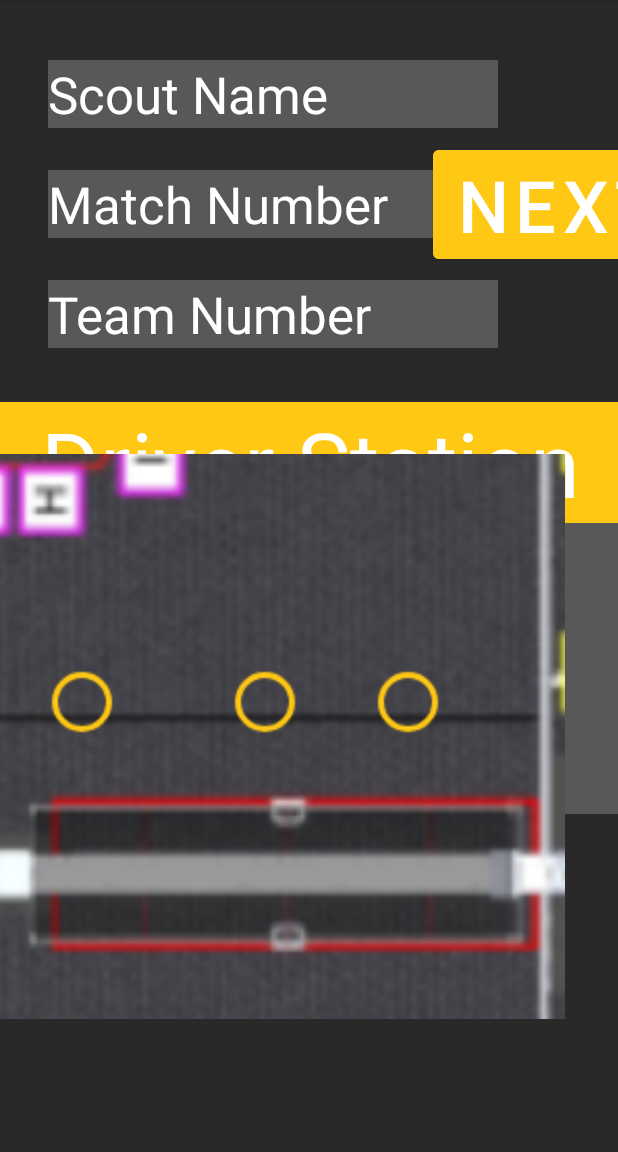
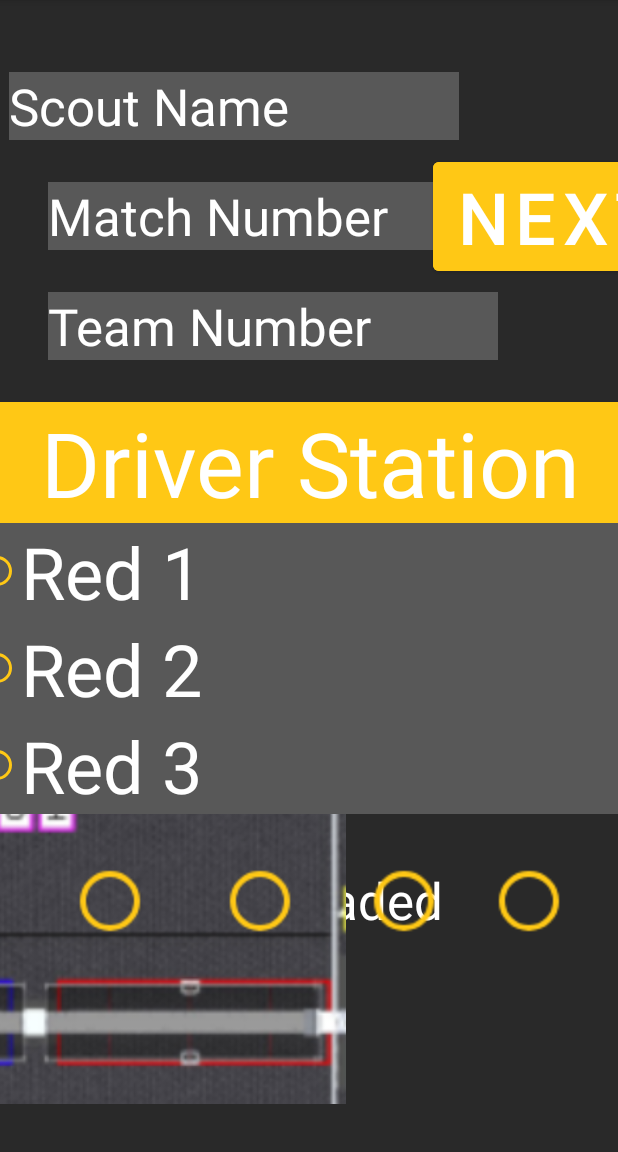
Before and after one commit to zoeysears/2025scoutingapp, an Android app: the MainActivity screen opened directly, with no data from a screen before it, on a phone screen of 412 x 824 dp, the part 84-1236 px from its top. Run offline under Robolectric (Android 15) with nearby library versions, the phone set to English and light mode, and no system bars.

Commit message:
better main display

```diff
--- a/app/src/main/java/com/example/scouting_app_2025/MainActivity.java
+++ b/app/src/main/java/com/example/scouting_app_2025/MainActivity.java
@@ -12,7 +12,7 @@ import android.widget.RadioButton;
 public class MainActivity extends AppCompatActivity {
     CheckBox preloadCheck;
     EditText scoutName, matchNumber, teamNumber;
-    RadioButton red1, red2, red3, pos1, pos2, pos3, pos4, pos5, pos6;
+    RadioButton red1, red2, red3, pos1, pos2, pos3, pos4, pos5;
     RadioButton[] positions;
     int checkedPosition = -1;
     @Override
@@ -31,9 +31,8 @@ public class MainActivity extends AppCompatActivity {
         pos3 = findViewById(R.id.fieldPositionThree);
         pos4 = findViewById(R.id.fieldPositionFour);
         pos5 = findViewById(R.id.fieldPositionFive);
-        pos6 = findViewById(R.id.fieldPositionSix);
 
-        positions = new RadioButton[]{pos1,pos2,pos3,pos4, pos5, pos6};
+        positions = new RadioButton[]{pos1,pos2,pos3,pos4, pos5};
         setPrevious();
     }
 
@@ -116,9 +115,6 @@ public class MainActivity extends AppCompatActivity {
             case 5:
                 pos5.setChecked(true);
                 break;
-            case 6:
-                pos6.setChecked(true);
-                break;
             default:
                 clearPositions();
                 break;
@@ -158,9 +154,6 @@ public class MainActivity extends AppCompatActivity {
             case 4:
                 RecordsActivity.Info.fieldPosition = 5;
                 break;
-            case 5:
-                RecordsActivity.Info.fieldPosition = 6;
-                break;
             default:
                 RecordsActivity.Info.fieldPosition = 0;
                 break;
--- a/app/src/main/res/layout/activity_main.xml
+++ b/app/src/main/res/layout/activity_main.xml
@@ -11,8 +11,7 @@
         android:id="@+id/scoutNameEditText"
         android:layout_width="300dp"
         android:layout_height="wrap_content"
-        android:layout_marginStart="32dp"
-        android:layout_marginTop="40dp"
+        android:layout_marginTop="48dp"
         android:background="@color/grey"
         android:ems="10"
         android:hint="Scout Name"
@@ -20,6 +19,8 @@
         android:textColor="@color/white"
         android:textColorHint="@color/white"
         android:textSize="34sp"
+        app:layout_constraintEnd_toEndOf="parent"
+        app:layout_constraintHorizontal_bias="0.055"
         app:layout_constraintStart_toStartOf="parent"
         app:layout_constraintTop_toTopOf="parent" />
 
@@ -55,56 +56,6 @@
         app:layout_constraintStart_toStartOf="parent"
         app:layout_constraintTop_toBottomOf="@+id/matchNumberEditText" />
 
-    <RadioGroup
-        android:id="@+id/driverStationRadioGroup"
-        android:layout_width="450dp"
-        android:layout_height="277dp"
-        android:layout_marginTop="268dp"
-        app:layout_constraintEnd_toEndOf="parent"
-        app:layout_constraintStart_toStartOf="parent"
-        app:layout_constraintTop_toTopOf="parent">
-
-        <TextView
-            android:id="@+id/driverStationTextView"
-            android:layout_width="match_parent"
-            android:layout_height="wrap_content"
-            android:background="@color/yellow"
-            android:gravity="center"
-            android:text="Driver Station"
-            android:textColor="@color/white"
-            android:textSize="60sp" />
-
-        <RadioButton
-            android:id="@+id/redOneRadioButton"
-            android:layout_width="match_parent"
-            android:layout_height="wrap_content"
-            android:background="@color/grey"
-            android:buttonTint="@color/yellow"
-            android:text="Red 1"
-            android:textColor="@color/white"
-            android:textSize="48sp" />
-
-        <RadioButton
-            android:id="@+id/redTwoRadioButton"
-            android:layout_width="match_parent"
-            android:layout_height="wrap_content"
-            android:background="@color/grey"
-            android:buttonTint="@color/yellow"
-            android:text="Red 2"
-            android:textColor="@color/white"
-            android:textSize="48sp" />
-
-        <RadioButton
-            android:id="@+id/redThreeRadioButton"
-            android:layout_width="match_parent"
-            android:layout_height="wrap_content"
-            android:background="@color/grey"
-            android:buttonTint="@color/yellow"
-            android:text="Red 3"
-            android:textColor="@color/white"
-            android:textSize="48sp" />
-    </RadioGroup>
-
     <Button
         android:id="@+id/mainNextButton"
         android:layout_width="wrap_content"
@@ -129,15 +80,16 @@
         android:textColor="@color/white"
         android:textSize="34sp"
         app:layout_constraintEnd_toEndOf="parent"
+        app:layout_constraintHorizontal_bias="0.486"
         app:layout_constraintStart_toStartOf="parent"
         app:layout_constraintTop_toTopOf="parent" />
 
     <ImageView
         android:id="@+id/imageView2"
-        android:layout_width="732dp"
-        android:layout_height="394dp"
-        android:layout_marginEnd="36dp"
-        android:layout_marginBottom="80dp"
+        android:layout_width="720dp"
+        android:layout_height="212dp"
+        android:layout_marginEnd="28dp"
+        android:layout_marginBottom="32dp"
         app:layout_constraintBottom_toBottomOf="parent"
         app:layout_constraintEnd_toEndOf="parent"
         app:srcCompat="@drawable/starting2025" />
@@ -146,7 +98,7 @@
         android:id="@+id/fieldPositionOne"
         android:layout_width="wrap_content"
         android:layout_height="wrap_content"
-        android:layout_marginEnd="680dp"
+        android:layout_marginStart="65dp"
         android:buttonTint="@color/yellow"
         android:onClick="clicked"
         android:scaleX="2"
@@ -154,13 +106,13 @@
         android:text=""
         android:textSize="34sp"
         app:layout_constraintBaseline_toBaselineOf="@+id/fieldPositionTwo"
-        app:layout_constraintEnd_toEndOf="parent" />
+        app:layout_constraintStart_toStartOf="parent" />
 
     <RadioButton
         android:id="@+id/fieldPositionTwo"
         android:layout_width="wrap_content"
         android:layout_height="wrap_content"
-        android:layout_marginStart="66dp"
+        android:layout_marginStart="52dp"
         android:buttonTint="@color/yellow"
         android:onClick="clicked"
         android:scaleX="2"
@@ -174,57 +126,94 @@
         android:id="@+id/fieldPositionThree"
         android:layout_width="wrap_content"
         android:layout_height="wrap_content"
-        android:layout_marginStart="62dp"
+        android:layout_marginStart="48dp"
         android:buttonTint="@color/yellow"
         android:onClick="clicked"
         android:scaleX="2"
         android:scaleY="2"
         android:text=""
         android:textSize="34sp"
-        app:layout_constraintStart_toEndOf="@+id/fieldPositionTwo"
-        app:layout_constraintTop_toTopOf="@+id/fieldPositionFour" />
+        app:layout_constraintBaseline_toBaselineOf="@+id/fieldPositionFour"
+        app:layout_constraintStart_toEndOf="@+id/fieldPositionTwo" />
 
     <RadioButton
         android:id="@+id/fieldPositionFour"
         android:layout_width="wrap_content"
         android:layout_height="wrap_content"
-        android:layout_marginEnd="74dp"
+        android:layout_marginStart="35dp"
+        android:layout_marginBottom="111dp"
         android:buttonTint="@color/yellow"
         android:onClick="clicked"
         android:scaleX="2"
         android:scaleY="2"
         android:text=""
         android:textSize="34sp"
-        app:layout_constraintBaseline_toBaselineOf="@+id/fieldPositionFive"
-        app:layout_constraintEnd_toStartOf="@+id/fieldPositionFive" />
+        app:layout_constraintBottom_toBottomOf="@+id/imageView2"
+        app:layout_constraintStart_toEndOf="@+id/fieldPositionThree" />
 
     <RadioButton
         android:id="@+id/fieldPositionFive"
         android:layout_width="wrap_content"
         android:layout_height="wrap_content"
-        android:layout_marginEnd="47dp"
+        android:layout_marginStart="44dp"
         android:buttonTint="@color/yellow"
         android:onClick="clicked"
         android:scaleX="2"
         android:scaleY="2"
         android:text=""
         android:textSize="34sp"
-        app:layout_constraintBaseline_toBaselineOf="@+id/fieldPositionSix"
-        app:layout_constraintEnd_toStartOf="@+id/fieldPositionSix" />
+        app:layout_constraintBaseline_toBaselineOf="@+id/fieldPositionFour"
+        app:layout_constraintStart_toEndOf="@+id/fieldPositionFour" />
 
-    <RadioButton
-        android:id="@+id/fieldPositionSix"
-        android:layout_width="wrap_content"
-        android:layout_height="wrap_content"
-        android:layout_marginEnd="100dp"
-        android:layout_marginBottom="276dp"
-        android:buttonTint="@color/yellow"
-        android:onClick="clicked"
-        android:scaleX="2"
-        android:scaleY="2"
-        android:text=""
-        android:textSize="34sp"
-        app:layout_constraintBottom_toBottomOf="parent"
-        app:layout_constraintEnd_toEndOf="parent" />
+    <RadioGroup
+        android:id="@+id/driverStationRadioGroup"
+        android:layout_width="450dp"
+        android:layout_height="277dp"
+        android:layout_marginTop="268dp"
+        app:layout_constraintEnd_toEndOf="parent"
+        app:layout_constraintStart_toStartOf="parent"
+        app:layout_constraintTop_toTopOf="parent">
+
+        <TextView
+            android:id="@+id/driverStationTextView"
+            android:layout_width="match_parent"
+            android:layout_height="wrap_content"
+            android:text="Driver Station"
+            android:textColor="@color/white"
+            android:background="@color/yellow"
+            android:gravity="center"
+            android:textSize="60sp" />
+
+        <RadioButton
+            android:id="@+id/redOneRadioButton"
+            android:layout_width="match_parent"
+            android:layout_height="wrap_content"
+            android:text="Red 1"
+            android:background="@color/grey"
+            android:textColor="@color/white"
+            android:buttonTint="@color/yellow"
+            android:textSize="48sp" />
+
+        <RadioButton
+            android:id="@+id/redTwoRadioButton"
+            android:layout_width="match_parent"
+            android:layout_height="wrap_content"
+            android:text="Red 2"
+            android:background="@color/grey"
+            android:textColor="@color/white"
+            android:buttonTint="@color/yellow"
+            android:textSize="48sp" />
+
+        <RadioButton
+            android:id="@+id/redThreeRadioButton"
+            android:layout_width="match_parent"
+            android:layout_height="wrap_content"
+            android:text="Red 3"
+            android:background="@color/grey"
+            android:textColor="@color/white"
+            android:buttonTint="@color/yellow"
+            android:textSize="48sp" />
+    </RadioGroup>
+
 
 </androidx.constraintlayout.widget.ConstraintLayout>
```
